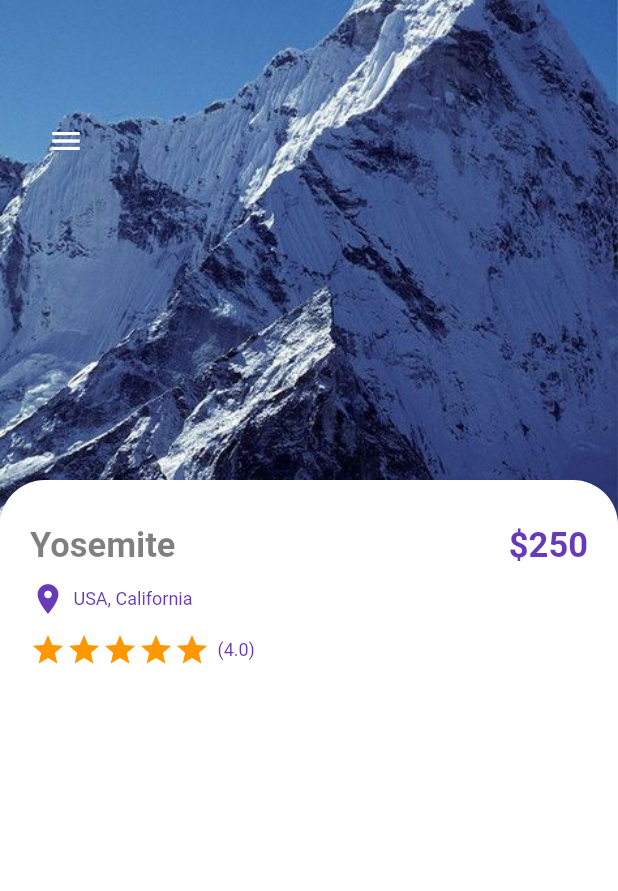
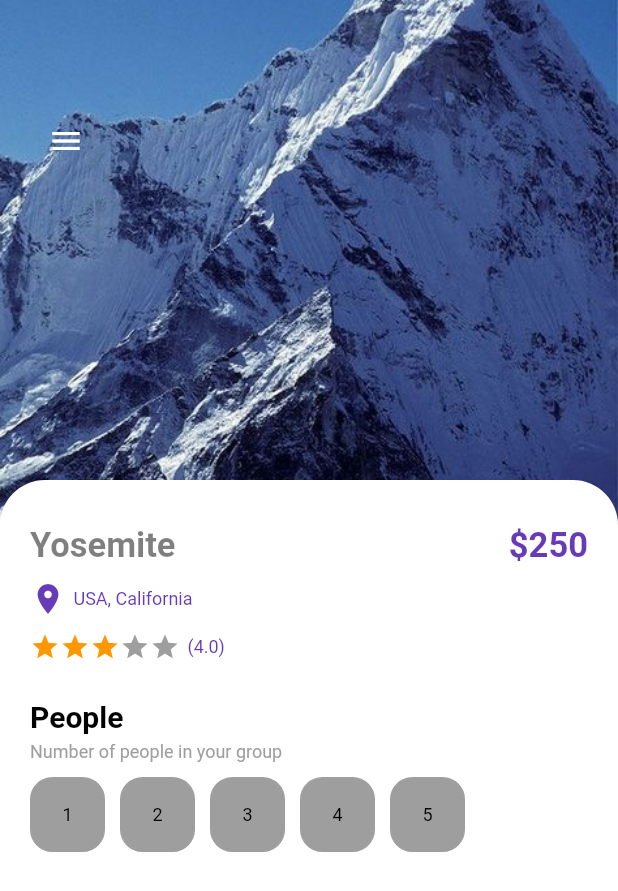
Before and after one commit to BiscochoChloie/travelapp_bloc_cubit, a Flutter app: the screen it shows after launch, on a phone screen of 412 x 824 dp. Shown: the top 891 px of the screen. Run offline on Flutter 3.47's test engine with Material 2 defaults, Android fonts, the phone set to English and light mode, and no system bars.

Commit message:
WIP. details page

```diff
--- a/lib/pages/detail_page.dart
+++ b/lib/pages/detail_page.dart
@@ -1,6 +1,7 @@
 import 'package:flutter/material.dart';
 import 'package:flutter/src/widgets/container.dart';
 import 'package:flutter/src/widgets/framework.dart';
+import 'package:travelapp_bloc_cubit/widget/square_button.dart';
 import 'package:travelapp_bloc_cubit/widget/text_widget.dart';
 
 class DetailPage extends StatefulWidget {
@@ -11,6 +12,8 @@
 }
 
 class _DetailPageState extends State<DetailPage> {
+  int gottenStars = 3;
+  int selectedIndex = -1;
   @override
   Widget build(BuildContext context) {
     return Scaffold(
@@ -92,7 +95,10 @@
                               children: List.generate(5, (index) {
                                 return Icon(
                                   Icons.star,
-                                  color: Colors.orange[500],
+                                  size: 20,
+                                  color: index < gottenStars
+                                      ? Colors.orange[500]
+                                      : Colors.grey,
                                 );
                               }),
                             ),
@@ -102,6 +108,28 @@
                               color: Colors.deepPurple,
                             )
                           ],
+                        ),
+                        SizedBox(height: 25),
+                        BoldTextWidget(
+                          text: "People",
+                          size: 20,
+                        ),
+                        SizedBox(height: 5),
+                        MediumTextWidget(
+                          text: "Number of people in your group",
+                          color: Colors.grey,
+                        ),
+                        SizedBox(height: 10),
+                        Wrap(
+                          children: List.generate(5, (index) {
+                            return InkWell(
+                              onTap: () {},
+                              child: Container(
+                                  margin: EdgeInsets.only(right: 10),
+                                  child: SquareButton(
+                                      text: (index + 1).toString())),
+                            );
+                          }),
                         )
                       ],
                     ),
--- /dev/null
+++ b/lib/widget/square_button.dart
@@ -0,0 +1,46 @@
+import 'package:flutter/cupertino.dart';
+import 'package:flutter/material.dart';
+import 'package:flutter/src/widgets/container.dart';
+import 'package:flutter/src/widgets/framework.dart';
+import 'package:travelapp_bloc_cubit/widget/text_widget.dart';
+
+class SquareButton extends StatelessWidget {
+  final String text;
+  final IconData? icon;
+  final Color? color;
+  final Color? backgroundColor;
+  double? size;
+  final Color? borderColor;
+  bool? isIcon;
+
+  SquareButton(
+      {super.key,
+      this.color,
+      this.backgroundColor = Colors.grey,
+      this.size = 50,
+      this.borderColor = Colors.grey,
+      this.text = '',
+      this.icon,
+      this.isIcon = false});
+
+  @override
+  Widget build(BuildContext context) {
+    return Container(
+        width: size,
+        height: size,
+        decoration: BoxDecoration(
+            border: Border.all(color: borderColor!, width: 1.0),
+            borderRadius: BorderRadius.circular(15),
+            color: backgroundColor),
+        child: Center(
+            child: isIcon == false
+                ? MediumTextWidget(
+                    text: text,
+                    color: Colors.black,
+                  )
+                : Icon(
+                    icon,
+                    color: color,
+                  )));
+  }
+}
```
